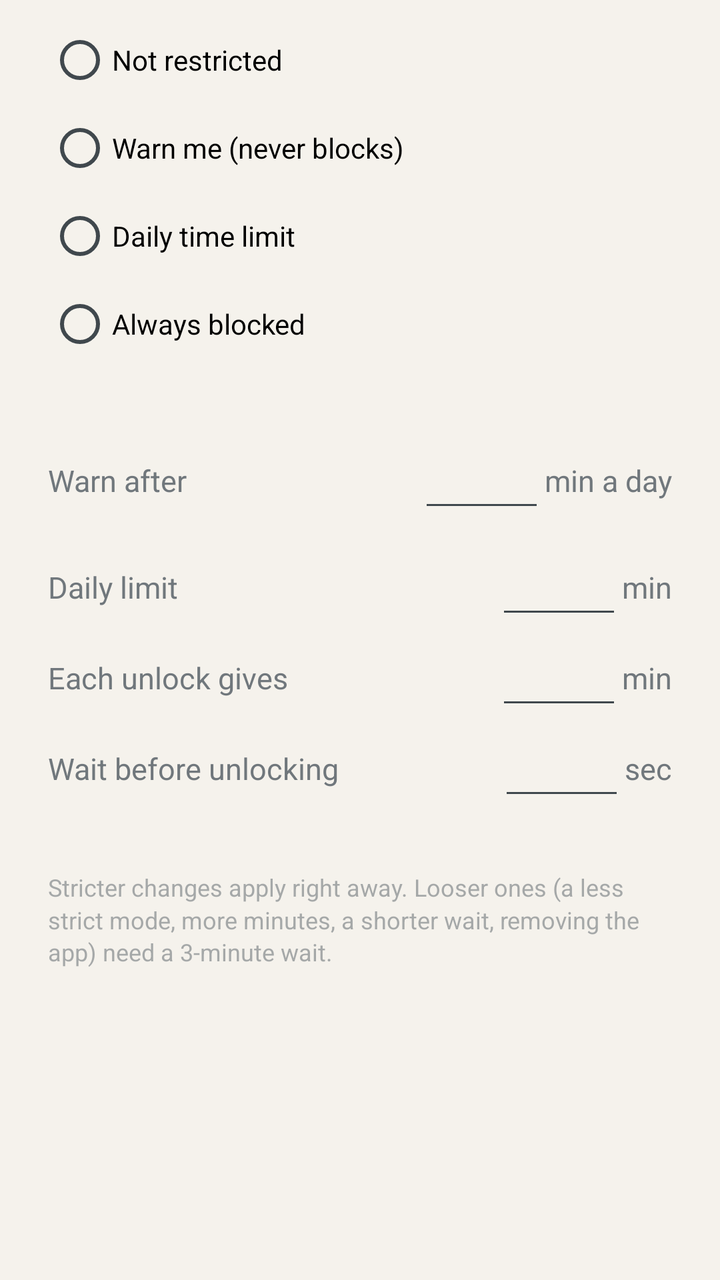
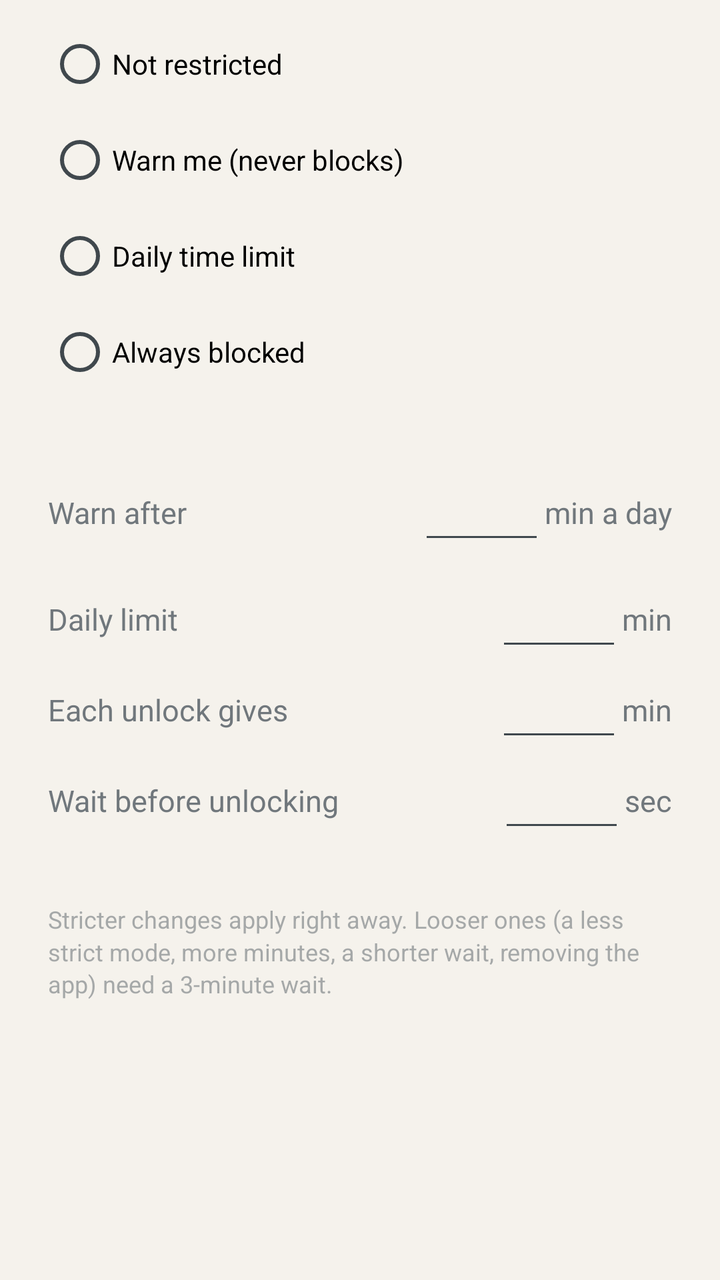

Two renders of the same Android screen: before a commit and after it. Below are the layout's source before the change and the commit's diff.
<!-- AndroidManifest.xml: application theme Theme.Hourlock -->
<!-- res/layout/dialog_edit.xml -->
<?xml version="1.0" encoding="utf-8"?>
<ScrollView xmlns:android="http://schemas.android.com/apk/res/android"
    android:layout_width="match_parent"
    android:layout_height="wrap_content">

    <LinearLayout
        android:layout_width="match_parent"
        android:layout_height="wrap_content"
        android:orientation="vertical"
        android:paddingStart="24dp"
        android:paddingTop="8dp"
        android:paddingEnd="24dp">

        <RadioGroup
            android:id="@+id/modes"
            android:layout_width="match_parent"
            android:layout_height="wrap_content">

            <RadioButton
                android:id="@+id/m_off"
                android:layout_width="match_parent"
                android:layout_height="wrap_content"
                android:minHeight="44dp"
                android:text="Not restricted" />

            <RadioButton
                android:id="@+id/m_warn"
                android:layout_width="match_parent"
                android:layout_height="wrap_content"
                android:minHeight="44dp"
                android:text="Warn me (never blocks)" />

            <RadioButton
                android:id="@+id/m_limit"
                android:layout_width="match_parent"
                android:layout_height="wrap_content"
                android:minHeight="44dp"
                android:text="Daily time limit" />

            <RadioButton
                android:id="@+id/m_block"
                android:layout_width="match_parent"
                android:layout_height="wrap_content"
                android:minHeight="44dp"
                android:text="Always blocked" />
        </RadioGroup>

        <TextView
            android:id="@+id/mode_help"
            android:layout_width="match_parent"
            android:layout_height="wrap_content"
            android:layout_marginTop="6dp"
            android:alpha="0.75"
            android:lineSpacingMultiplier="1.15"
            android:textSize="13sp" />

        <LinearLayout
            android:id="@+id/row_warn"
            android:layout_width="match_parent"
            android:layout_height="wrap_content"
            android:layout_marginTop="12dp"
            android:gravity="center_vertical"
            android:orientation="horizontal">

            <TextView
                android:layout_width="0dp"
                android:layout_height="wrap_content"
                android:layout_weight="1"
                android:text="Warn after"
                android:textSize="15sp" />

            <EditText
                android:id="@+id/warn_min"
                android:layout_width="wrap_content"
                android:layout_height="wrap_content"
                android:ems="3"
                android:gravity="center"
                android:importantForAutofill="no"
                android:inputType="number"
                android:maxLength="4" />

            <TextView
                android:layout_width="wrap_content"
                android:layout_height="wrap_content"
                android:text="min a day"
                android:textSize="15sp" />
        </LinearLayout>

        <LinearLayout
            android:id="@+id/row_limit"
            android:layout_width="match_parent"
            android:layout_height="wrap_content"
            android:layout_marginTop="12dp"
            android:gravity="center_vertical"
            android:orientation="horizontal">

            <TextView
                android:layout_width="0dp"
                android:layout_height="wrap_content"
                android:layout_weight="1"
                android:text="Daily limit"
                android:textSize="15sp" />

            <EditText
                android:id="@+id/limit_min"
                android:layout_width="wrap_content"
                android:layout_height="wrap_content"
                android:ems="3"
                android:gravity="center"
                android:importantForAutofill="no"
                android:inputType="number"
                android:maxLength="4" />

            <TextView
                android:layout_width="wrap_content"
                android:layout_height="wrap_content"
                android:text="min"
                android:textSize="15sp" />
        </LinearLayout>

        <LinearLayout
            android:id="@+id/row_unlock"
            android:layout_width="match_parent"
            android:layout_height="wrap_content"
            android:layout_marginTop="4dp"
            android:gravity="center_vertical"
            android:orientation="horizontal">

            <TextView
                android:layout_width="0dp"
                android:layout_height="wrap_content"
                android:layout_weight="1"
                android:text="Each unlock gives"
                android:textSize="15sp" />

            <EditText
                android:id="@+id/unlock_min"
                android:layout_width="wrap_content"
                android:layout_height="wrap_content"
                android:ems="3"
                android:gravity="center"
                android:importantForAutofill="no"
                android:inputType="number"
                android:maxLength="2" />

            <TextView
                android:layout_width="wrap_content"
                android:layout_height="wrap_content"
                android:text="min"
                android:textSize="15sp" />
        </LinearLayout>

        <LinearLayout
            android:id="@+id/row_wait"
            android:layout_width="match_parent"
            android:layout_height="wrap_content"
            android:layout_marginTop="4dp"
            android:gravity="center_vertical"
            android:orientation="horizontal">

            <TextView
                android:layout_width="0dp"
                android:layout_height="wrap_content"
                android:layout_weight="1"
                android:text="Wait before unlocking"
                android:textSize="15sp" />

            <EditText
                android:id="@+id/wait_sec"
                android:layout_width="wrap_content"
                android:layout_height="wrap_content"
                android:ems="3"
                android:gravity="center"
                android:importantForAutofill="no"
                android:inputType="number"
                android:maxLength="4" />

            <TextView
                android:layout_width="wrap_content"
                android:layout_height="wrap_content"
                android:text="sec"
                android:textSize="15sp" />
        </LinearLayout>

        <TextView
            android:id="@+id/wait_hint"
            android:layout_width="match_parent"
            android:layout_height="wrap_content"
            android:alpha="0.6"
            android:gravity="end"
            android:textSize="12sp" />

        <TextView
            android:layout_width="match_parent"
            android:layout_height="wrap_content"
            android:layout_marginTop="14dp"
            android:alpha="0.6"
            android:lineSpacingMultiplier="1.15"
            android:text="Stricter changes apply right away. Looser ones (a less strict mode, more minutes, a shorter wait, removing the app) need a 3-minute wait."
            android:textSize="12sp" />
    </LinearLayout>
</ScrollView>
<!-- resources referenced by this layout -->
<resources>
  <style name="Theme.Hourlock" parent="android:Theme.DeviceDefault.DayNight">
          <item name="android:windowActionBar">false</item>
          <item name="android:windowNoTitle">true</item>
          <item name="android:windowBackground">@color/bg</item>
          <item name="android:statusBarColor">@color/bg</item>
          <item name="android:navigationBarColor">@color/bg</item>
          <item name="android:windowLightStatusBar">@bool/light_bars</item>
          <item name="android:windowLightNavigationBar">@bool/light_bars</item>
          <item name="android:colorAccent">@color/accent</item>
      </style>
  <color name="bg">#F5F2EC</color>
  <color name="accent">#1F6F6B</color>
</resources>

<!-- the commit's change to res/layout/dialog_edit.xml (unified diff, before → after) -->
@@ -20,28 +20,28 @@
                 android:id="@+id/m_off"
                 android:layout_width="match_parent"
                 android:layout_height="wrap_content"
-                android:minHeight="44dp"
+                android:minHeight="48dp"
                 android:text="Not restricted" />
 
             <RadioButton
                 android:id="@+id/m_warn"
                 android:layout_width="match_parent"
                 android:layout_height="wrap_content"
-                android:minHeight="44dp"
+                android:minHeight="48dp"
                 android:text="Warn me (never blocks)" />
 
             <RadioButton
                 android:id="@+id/m_limit"
                 android:layout_width="match_parent"
                 android:layout_height="wrap_content"
-                android:minHeight="44dp"
+                android:minHeight="48dp"
                 android:text="Daily time limit" />
 
             <RadioButton
                 android:id="@+id/m_block"
                 android:layout_width="match_parent"
                 android:layout_height="wrap_content"
-                android:minHeight="44dp"
+                android:minHeight="48dp"
                 android:text="Always blocked" />
         </RadioGroup>
 
@@ -66,6 +66,7 @@
                 android:layout_width="0dp"
                 android:layout_height="wrap_content"
                 android:layout_weight="1"
+                android:labelFor="@+id/warn_min"
                 android:text="Warn after"
                 android:textSize="15sp" />
 
@@ -98,6 +99,7 @@
                 android:layout_width="0dp"
                 android:layout_height="wrap_content"
                 android:layout_weight="1"
+                android:labelFor="@+id/limit_min"
                 android:text="Daily limit"
                 android:textSize="15sp" />
 
@@ -130,6 +132,7 @@
                 android:layout_width="0dp"
                 android:layout_height="wrap_content"
                 android:layout_weight="1"
+                android:labelFor="@+id/unlock_min"
                 android:text="Each unlock gives"
                 android:textSize="15sp" />
 
@@ -162,6 +165,7 @@
                 android:layout_width="0dp"
                 android:layout_height="wrap_content"
                 android:layout_weight="1"
+                android:labelFor="@+id/wait_sec"
                 android:text="Wait before unlocking"
                 android:textSize="15sp" />
 
